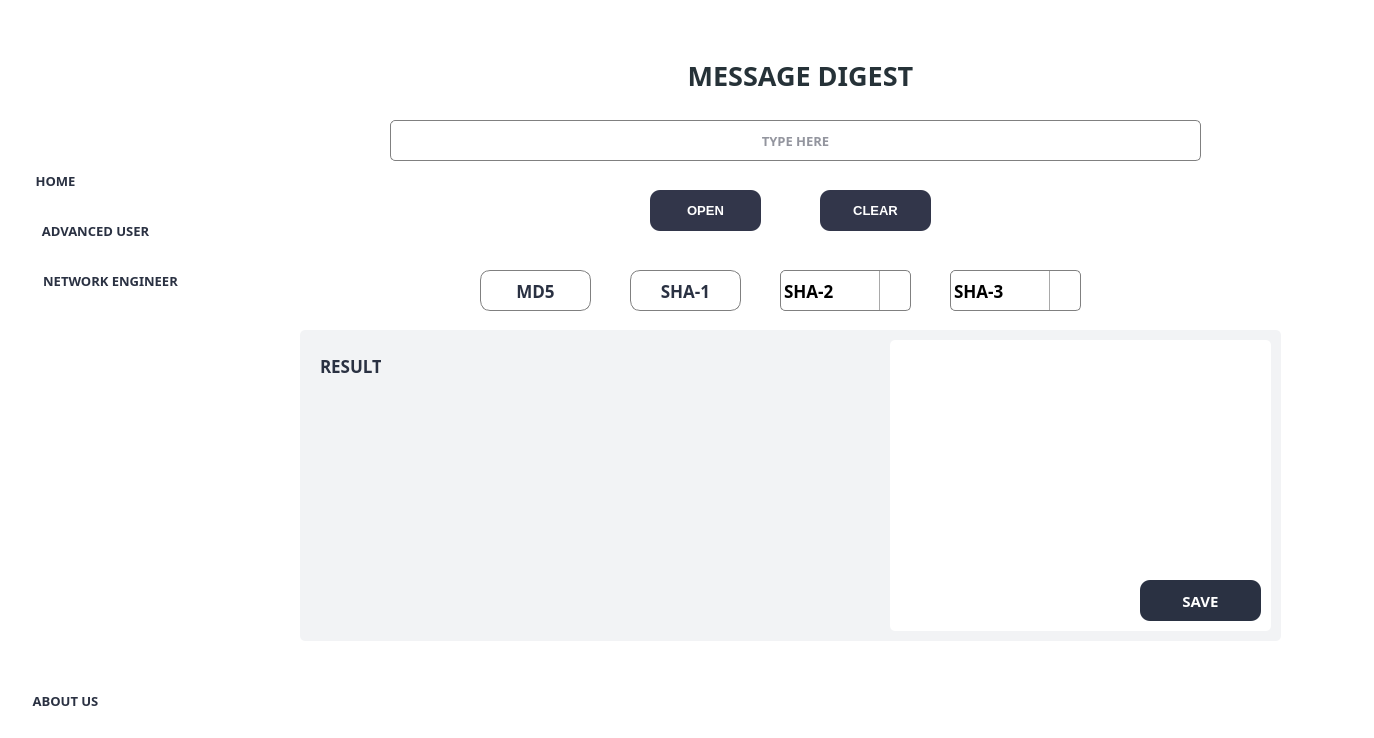
First picture: the form in assets/ui/main.ui, repository NicasioTn/Windows-ISAN-Security-Gizmo-Box, before the edit.
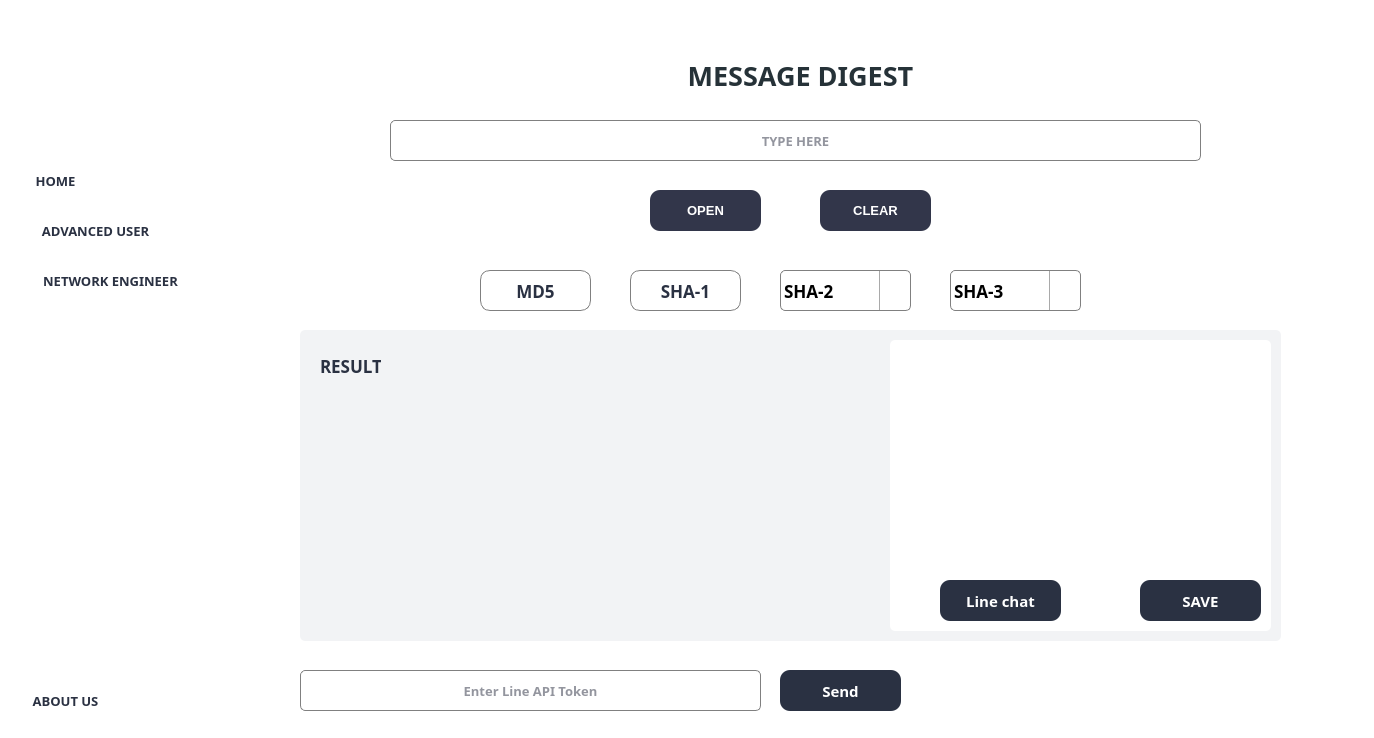
Second picture: the form after the edit. The open tabs and pages were chosen to show the change. Icons and pictures are not drawn.

What changed in the file:
```diff
--- a/assets/ui/main.ui
+++ b/assets/ui/main.ui
@@ -2597,6 +2597,56 @@
          <set>Qt::AlignCenter</set>
         </property>
        </widget>
+       <widget class="QPushButton" name="btn_showBtnLine">
+        <property name="geometry">
+         <rect>
+          <x>50</x>
+          <y>240</y>
+          <width>121</width>
+          <height>41</height>
+         </rect>
+        </property>
+        <property name="font">
+         <font>
+          <family>Bahnschrift SemiBold</family>
+          <pointsize>11</pointsize>
+          <weight>75</weight>
+          <bold>true</bold>
+         </font>
+        </property>
+        <property name="styleSheet">
+         <string notr="true"> QPushButton{
+	    background-color: rgb(42, 49, 66);
+        border-radius: 5px;
+		color: rgb(255, 255, 255);
+    }
+ QPushButton{
+        border-radius: 10px;
+    }
+QPushButton:hover {
+	 border-radius: 10px;
+	 background-color: rgba(0,143,255,255);
+}
+QPushButton:pressed {
+	background-color: rgb(120, 120, 120);
+	color: rgb(255, 255, 255);
+}
+</string>
+        </property>
+        <property name="text">
+         <string>Line chat</string>
+        </property>
+        <property name="icon">
+         <iconset>
+          <normaloff>../icons/icon_save.png</normaloff>../icons/icon_save.png</iconset>
+        </property>
+        <property name="iconSize">
+         <size>
+          <width>30</width>
+          <height>30</height>
+         </size>
+        </property>
+       </widget>
       </widget>
       <widget class="QLabel" name="label_resultDigest">
        <property name="geometry">
@@ -2684,6 +2734,103 @@
        </size>
       </property>
      </widget>
+     <widget class="QLineEdit" name="lineEdit_inputLineKey">
+      <property name="geometry">
+       <rect>
+        <x>280</x>
+        <y>660</y>
+        <width>461</width>
+        <height>41</height>
+       </rect>
+      </property>
+      <property name="font">
+       <font>
+        <family>Bahnschrift SemiBold</family>
+        <pointsize>10</pointsize>
+        <weight>75</weight>
+        <bold>true</bold>
+       </font>
+      </property>
+      <property name="autoFillBackground">
+       <bool>false</bool>
+      </property>
+      <property name="styleSheet">
+       <string notr="true">QLineEdit {
+  border: 1px solid gray;
+  color: rgba(40,43,61,255);
+  border-radius: 5px;
+}
+
+QLineEdit:hover {
+  border: 2px solid;
+  border-color: rgba(0,143,255,255);
+}
+QLineEdit:focus {
+  border: 1px solid;
+  border-color: rgba(88,199,141,255);
+}
+</string>
+      </property>
+      <property name="alignment">
+       <set>Qt::AlignCenter</set>
+      </property>
+      <property name="placeholderText">
+       <string>Enter Line API Token</string>
+      </property>
+      <property name="clearButtonEnabled">
+       <bool>false</bool>
+      </property>
+     </widget>
+     <widget class="QPushButton" name="btn_sendLine">
+      <property name="geometry">
+       <rect>
+        <x>760</x>
+        <y>660</y>
+        <width>121</width>
+        <height>41</height>
+       </rect>
+      </property>
+      <property name="font">
+       <font>
+        <family>Bahnschrift SemiBold</family>
+        <pointsize>11</pointsize>
+        <weight>75</weight>
+        <bold>true</bold>
+       </font>
+      </property>
+      <property name="styleSheet">
+       <string notr="true"> QPushButton{
+	    background-color: rgb(42, 49, 66);
+        border-radius: 5px;
+		color: rgb(255, 255, 255);
+    }
+ QPushButton{
+        border-radius: 10px;
+    }
+QPushButton:hover {
+	 border-radius: 10px;
+	 background-color: rgba(0,143,255,255);
+}
+QPushButton:pressed {
+	background-color: rgb(120, 120, 120);
+	color: rgb(255, 255, 255);
+}
+</string>
+      </property>
+      <property name="text">
+       <string>Send</string>
+      </property>
+      <property name="icon">
+       <iconset>
+        <normaloff>../icons/icon_save.png</normaloff>../icons/icon_save.png</iconset>
+      </property>
+      <property name="iconSize">
+       <size>
+        <width>30</width>
+        <height>30</height>
+       </size>
+      </property>
+     </widget>
     </widget>
     <widget class="QWidget" name="page_networkUser_home">
      <widget class="QLabel" name="label_isanSec_nwu">
```
